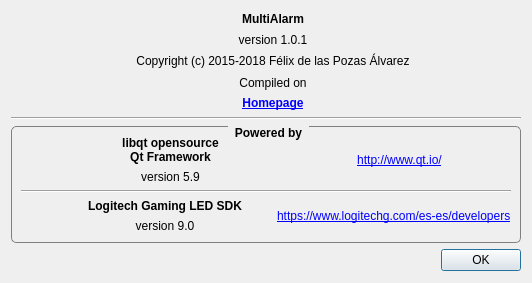
First picture: the form in AboutDialog.ui, repository FelixdelasPozas/MultiAlarm, before the edit.
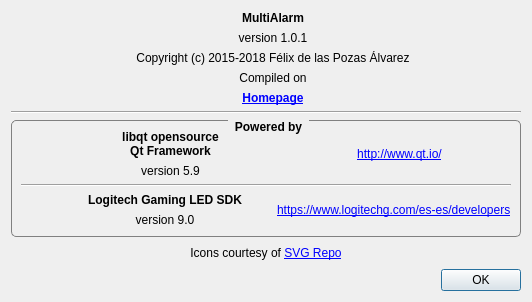
Second picture: the form after the edit. Icons and pictures are not drawn.

Commit message: Use svgrepo icons. Bump to version 1.2.0

Patch:
```diff
--- a/AboutDialog.ui
+++ b/AboutDialog.ui
@@ -7,19 +7,19 @@
     <x>0</x>
     <y>0</y>
     <width>532</width>
-    <height>283</height>
+    <height>302</height>
    </rect>
   </property>
   <property name="minimumSize">
    <size>
     <width>532</width>
-    <height>283</height>
+    <height>302</height>
    </size>
   </property>
   <property name="maximumSize">
    <size>
     <width>532</width>
-    <height>283</height>
+    <height>302</height>
    </size>
   </property>
   <property name="windowTitle">
@@ -340,6 +340,19 @@
      </item>
     </layout>
    </item>
+   <item>
+    <widget class="QLabel" name="label_11">
+     <property name="text">
+      <string>Icons courtesy of &lt;a href=&quot;https://www.svgrepo.com/&quot;&gt;SVG Repo&lt;/a&gt;</string>
+     </property>
+     <property name="alignment">
+      <set>Qt::AlignCenter</set>
+     </property>
+     <property name="openExternalLinks">
+      <bool>true</bool>
+     </property>
+    </widget>
+   </item>
    <item>
     <widget class="QDialogButtonBox" name="buttonBox">
      <property name="maximumSize">
```
The commit also changes 14 other files.
